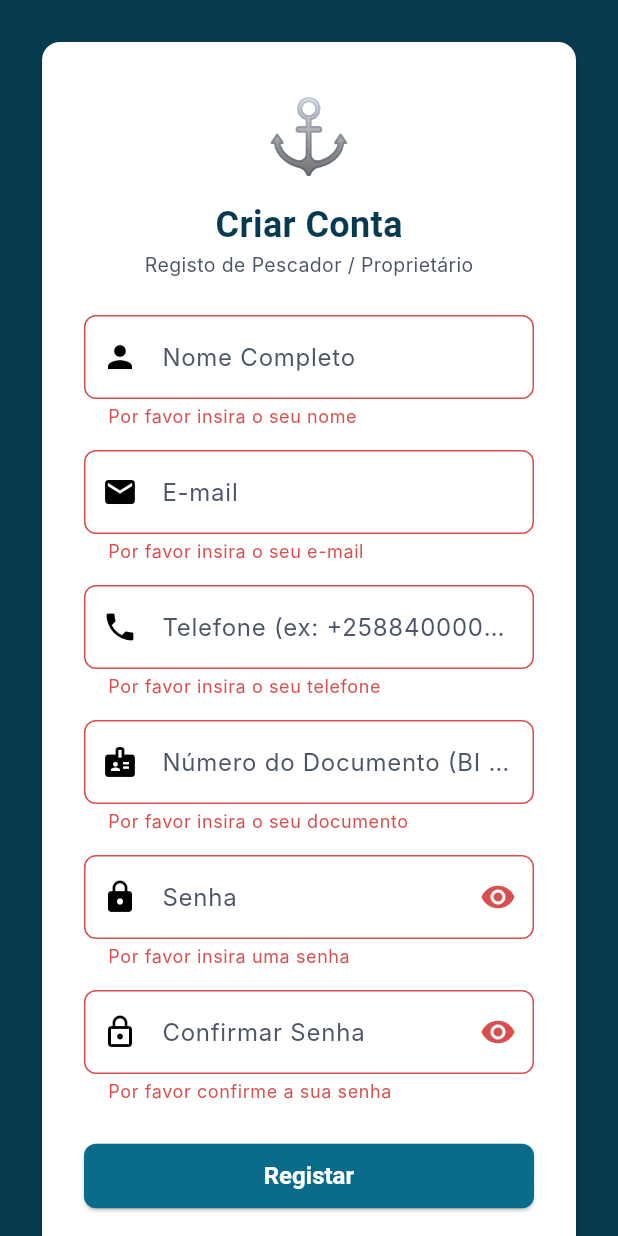
After one commit to TherealJvJ/gestao_barcos_beira, a Flutter app: the RegistarView screen opened directly, after a tap on "Registar", on a phone screen of 412 x 824 dp. The commit adds this screen. Run offline on Flutter 3.47's test engine with Material 3 defaults, Android fonts, the phone set to English and light mode, and no system bars; our stand-ins replace flutter_secure_storage; accounts and stored records are empty; network calls fail; Roboto replaces fonts that are missing (Inter, Outfit).

Commit message:
Mobile: Cadastro de pescador/proprietario e ajuste de tamanho/suavizacao dos floating cards

```diff
--- a/mobile_app/lib/services/api_service.dart
+++ b/mobile_app/lib/services/api_service.dart
@@ -20,6 +20,36 @@ class ApiService {
       'Content-Type': 'application/json; charset=UTF-8',
       if (token != null) 'Authorization': 'Token $token',
     };
+  }
+
+  Future<Map<String, dynamic>?> registar(String nomeCompleto, String email, String telefone, String numeroDocumento, String password) async {
+    try {
+      final response = await http.post(
+        Uri.parse('$baseUrl/registar/'),
+        headers: {'Content-Type': 'application/json'},
+        body: jsonEncode({
+          'nome_completo': nomeCompleto,
+          'email': email,
+          'telefone': telefone,
+          'numero_documento': numeroDocumento,
+          'password': password,
+        }),
+      );
+
+      if (response.statusCode == 201) {
+        final data = jsonDecode(response.body);
+        await _storage.write(key: 'auth_token', value: data['token']);
+        await _storage.write(key: 'user_nome', value: data['nome']);
+        await _storage.write(key: 'user_tipo', value: data['tipo_utilizador']);
+        return data;
+      } else {
+        final errorData = jsonDecode(response.body);
+        return {'erro': errorData['erro'] ?? 'Erro desconhecido.'};
+      }
+    } catch (e) {
+      print('Erro de Registo API: $e');
+    }
+    return null;
   }
 
   Future<Map<String, dynamic>?> login(String email, String password) async {
--- /dev/null
+++ b/mobile_app/lib/views/registar_view.dart
@@ -0,0 +1,285 @@
+import 'package:flutter/material.dart';
+import '../services/api_service.dart';
+import '../theme/tema.dart';
+import 'dashboard_view.dart';
+
+class RegistarView extends StatefulWidget {
+  const RegistarView({super.key});
+
+  @override
+  State<RegistarView> createState() => _RegistarViewState();
+}
+
+class _RegistarViewState extends State<RegistarView> {
+  final _formKey = GlobalKey<FormState>();
+  final _nomeController = TextEditingController();
+  final _emailController = TextEditingController();
+  final _telefoneController = TextEditingController();
+  final _docController = TextEditingController();
+  final _passwordController = TextEditingController();
+  final _confirmPasswordController = TextEditingController();
+
+  final _apiService = ApiService();
+  bool _isLoading = false;
+  bool _obscurePassword = true;
+  bool _obscureConfirmPassword = true;
+
+  void _efetuarRegisto() async {
+    if (!_formKey.currentState!.validate()) return;
+
+    if (_passwordController.text != _confirmPasswordController.text) {
+      ScaffoldMessenger.of(context).showSnackBar(
+        const SnackBar(
+          content: Text('As senhas não coincidem.'),
+          backgroundColor: Colors.red,
+        ),
+      );
+      return;
+    }
+
+    setState(() => _isLoading = true);
+
+    final resultado = await _apiService.registar(
+      _nomeController.text.trim(),
+      _emailController.text.trim(),
+      _telefoneController.text.trim(),
+      _docController.text.trim(),
+      _passwordController.text,
+    );
+
+    setState(() => _isLoading = false);
+
+    if (resultado != null && resultado['erro'] == null) {
+      if (mounted) {
+        ScaffoldMessenger.of(context).showSnackBar(
+          const SnackBar(
+            content: Text('Conta criada com sucesso!'),
+            backgroundColor: TemaMaritimo.verdeMar,
+          ),
+        );
+        Navigator.pushReplacement(
+          context,
+          MaterialPageRoute(builder: (context) => const DashboardView()),
+        );
+      }
+    } else {
+      if (mounted) {
+        final erroMsg = resultado != null ? resultado['erro'] : 'Servidor inacessível.';
+        ScaffoldMessenger.of(context).showSnackBar(
+          SnackBar(
+            content: Text(erroMsg),
+            backgroundColor: Colors.red,
+          ),
+        );
+      }
+    }
+  }
+
+  @override
+  Widget build(BuildContext context) {
+    return Scaffold(
+      body: Stack(
+        children: [
+          // Fundo Azul Profundo seguindo a lógica do Login e Web
+          Container(color: TemaMaritimo.azulProfundo),
+          Center(
+            child: SingleChildScrollView(
+              padding: const EdgeInsets.all(24.0),
+              child: Card(
+                child: Padding(
+                  padding: const EdgeInsets.all(28.0),
+                  child: Form(
+                    key: _formKey,
+                    child: Column(
+                      mainAxisSize: MainAxisSize.min,
+                      children: [
+                        const Text(
+                          '⚓',
+                          style: TextStyle(fontSize: 48),
+                        ),
+                        const SizedBox(height: 8),
+                        const Text(
+                          'Criar Conta',
+                          style: TextStyle(
+                            fontFamily: 'Outfit',
+                            fontSize: 24,
+                            fontWeight: FontWeight.bold,
+                            color: TemaMaritimo.azulProfundo,
+                          ),
+                        ),
+                        const Text(
+                          'Registo de Pescador / Proprietário',
+                          style: TextStyle(color: TemaMaritimo.cinzaRede, fontSize: 13),
+                        ),
+                        const SizedBox(height: 24),
+
+                        // Nome Completo
+                        TextFormField(
+                          controller: _nomeController,
+                          decoration: const InputDecoration(
+                            labelText: 'Nome Completo',
+                            prefixIcon: Icon(Icons.person),
+                          ),
+                          validator: (value) {
+                            if (value == null || value.isEmpty) {
+                              return 'Por favor insira o seu nome';
+                            }
+                            return null;
+                          },
+                        ),
+                        const SizedBox(height: 14),
+
+                        // E-mail
+                        TextFormField(
+                          controller: _emailController,
+                          keyboardType: TextInputType.emailAddress,
+                          decoration: const InputDecoration(
+                            labelText: 'E-mail',
+                            prefixIcon: Icon(Icons.email),
+                          ),
+                          validator: (value) {
+                            if (value == null || value.isEmpty) {
+                              return 'Por favor insira o seu e-mail';
+                            }
+                            if (!RegExp(r'^[\w-\.]+@([\w-]+\.)+[\w-]{2,4}$').hasMatch(value)) {
+                              return 'Insira um e-mail válido';
+                            }
+                            return null;
+                          },
+                        ),
+                        const SizedBox(height: 14),
+
+                        // Telefone (+258)
+                        TextFormField(
+                          controller: _telefoneController,
+                          keyboardType: TextInputType.phone,
+                          decoration: const InputDecoration(
+                            labelText: 'Telefone (ex: +258840000000)',
+                            prefixIcon: Icon(Icons.phone),
+                          ),
+                          validator: (value) {
+                            if (value == null || value.isEmpty) {
+                              return 'Por favor insira o seu telefone';
+                            }
+                            if (!value.startsWith('+')) {
+                              return 'O número deve incluir o indicativo (ex: +258)';
+                            }
+                            return null;
+                          },
+                        ),
+                        const SizedBox(height: 14),
+
+                        // NUIT ou BI (Documento)
+                        TextFormField(
+                          controller: _docController,
+                          decoration: const InputDecoration(
+                            labelText: 'Número do Documento (BI / NUIT)',
+                            prefixIcon: Icon(Icons.badge),
+                          ),
+                          validator: (value) {
+                            if (value == null || value.isEmpty) {
+                              return 'Por favor insira o seu documento';
+                            }
+                            return null;
+                          },
+                        ),
+                        const SizedBox(height: 14),
+
+                        // Senha
+                        TextFormField(
+                          controller: _passwordController,
+                          obscureText: _obscurePassword,
+                          decoration: InputDecoration(
+                            labelText: 'Senha',
+                            prefixIcon: const Icon(Icons.lock),
+                            suffixIcon: IconButton(
+                              icon: Icon(
+                                _obscurePassword ? Icons.visibility : Icons.visibility_off,
+                              ),
+                              onPressed: () {
+                                setState(() {
+                                  _obscurePassword = !_obscurePassword;
+                                });
+                              },
+                            ),
+                          ),
+                          validator: (value) {
+                            if (value == null || value.isEmpty) {
+                              return 'Por favor insira uma senha';
+                            }
+                            if (value.length < 6) {
+                              return 'A senha deve ter no mínimo 6 caracteres';
+                            }
+                            return null;
+                          },
+                        ),
+                        const SizedBox(height: 14),
+
+                        // Confirmar Senha
+                        TextFormField(
+                          controller: _confirmPasswordController,
+                          obscureText: _obscureConfirmPassword,
+                          decoration: InputDecoration(
+                            labelText: 'Confirmar Senha',
+                            prefixIcon: const Icon(Icons.lock_outline),
+                            suffixIcon: IconButton(
+                              icon: Icon(
+                                _obscureConfirmPassword ? Icons.visibility : Icons.visibility_off,
+                              ),
+                              onPressed: () {
+                                setState(() {
+                                  _obscureConfirmPassword = !_obscureConfirmPassword;
+                                });
+                              },
+                            ),
+                          ),
+                          validator: (value) {
+                            if (value == null || value.isEmpty) {
+                              return 'Por favor confirme a sua senha';
+                            }
+                            return null;
+                          },
+                        ),
+                        const SizedBox(height: 24),
+
+                        _isLoading
+                            ? const CircularProgressIndicator()
+                            : SizedBox(
+                                width: double.infinity,
+                                child: ElevatedButton(
+                                  onPressed: _efetuarRegisto,
+                                  child: const Text('Registar'),
+                                ),
+                              ),
+
+                        const SizedBox(height: 16),
+                        Row(
+                          mainAxisAlignment: MainAxisAlignment.center,
+                          children: [
+                            const Text('Já tem uma conta? '),
+                            GestureDetector(
+                              onTap: () {
+                                Navigator.pop(context);
+                              },
+                              child: const Text(
+                                'Faça Login',
+                                style: TextStyle(
+                                  color: TemaMaritimo.azulOceano,
+                                  fontWeight: FontWeight.bold,
+                                ),
+                              ),
+                            ),
+                          ],
+                        ),
+                      ],
+                    ),
+                  ),
+                ),
+              ),
+            ),
+          ),
+        ],
+      ),
+    );
+  }
+}
```
Also changed, not shown: mobile_app/lib/views/dashboard_view.dart (+13 -13 lines), mobile_app/lib/views/login_view.dart (+23 -0 lines), 2 other files.
